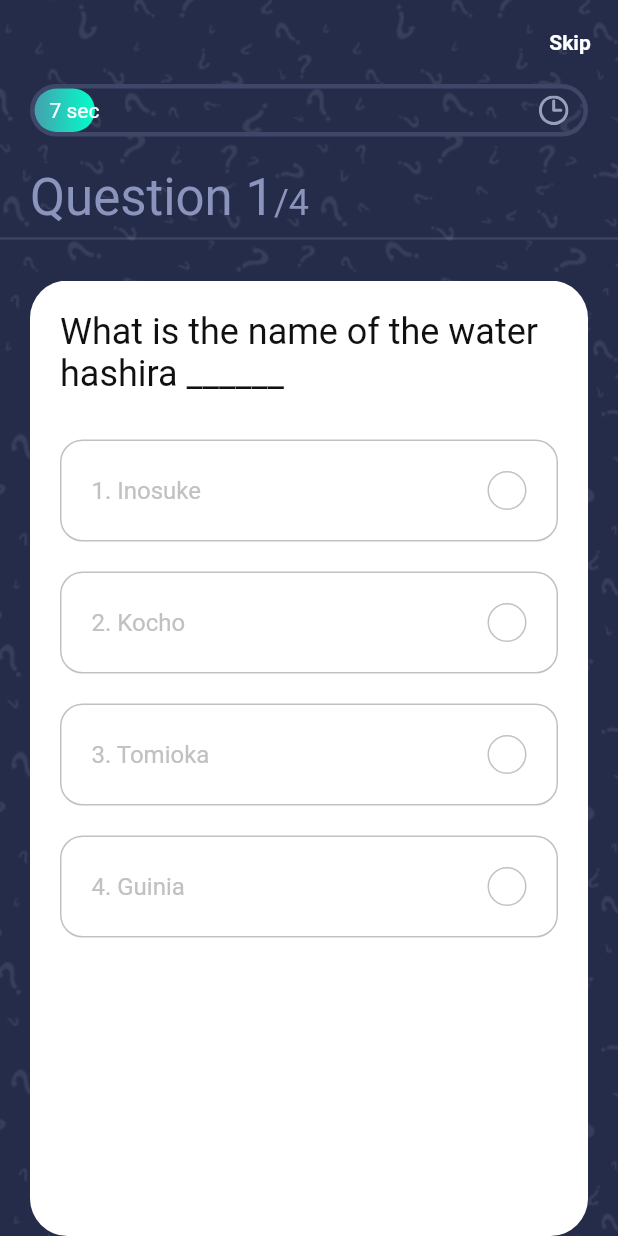
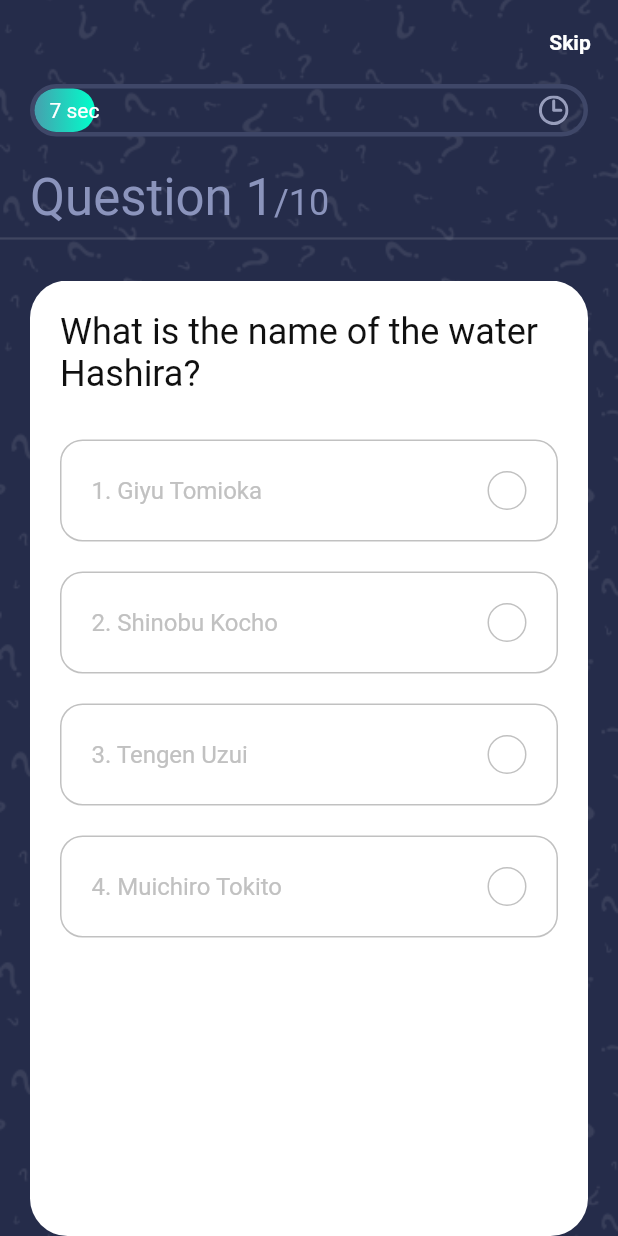
Before and after one commit to AhmedEnnaime/QuizAnime, a Flutter app: the HomePage screen opened by its route, after a tap on "Start Quiz", on a phone screen of 412 x 824 dp. Run offline on Flutter 3.47's test engine with Material 2 defaults, Android fonts, the phone set to English and light mode, and no system bars; our stand-ins replace get, websafe_svg.

Commit message:
feat: :art: added some questions and updated some configuration for huawei

```diff
--- a/lib/controllers/questionController.dart
+++ b/lib/controllers/questionController.dart
@@ -107,7 +107,6 @@ class QuestionController extends GetxController
                 options: question['options'],
                 answer: question['answer_index']))
             .toList();
-        print('Loaded Kimetsu questions: $_questions');
         break;
       case 'Kimetsu':
         _questions = Kimetsu.map((question) => Question(
--- a/lib/questions_options.dart
+++ b/lib/questions_options.dart
@@ -23,15 +23,57 @@ const List OnePiece = [
     "options": ['Moby Dick', 'Oro Jackson', 'Sunny Go', 'Red Force'],
     "answer_index": 1,
   },
+  {
+    "id": 5,
+    "question": "Who is the captain of the Straw Hat Pirates?",
+    "options": ['Roronoa Zoro', 'Nami', 'Usopp', 'Monkey D. Luffy'],
+    "answer_index": 3,
+  },
+  {
+    "id": 6,
+    "question":
+        "What is the name of Zoro's sword that he uses three swords style with?",
+    "options": ['Wado Ichimonji', 'Sandai Kitetsu', 'Shusui', 'Yubashiri'],
+    "answer_index": 0,
+  },
+  {
+    "id": 7,
+    "question": "Who is the archaeologist of the Straw Hat Pirates?",
+    "options": ['Robin', 'Nami', 'Franky', 'Chopper'],
+    "answer_index": 0,
+  },
+  {
+    "id": 8,
+    "question": "What is the name of Sanji's father?",
+    "options": ['Zeff', 'Kizaru', 'Judge', 'Blackbeard'],
+    "answer_index": 2,
+  },
+  {
+    "id": 9,
+    "question": "Who is the musician of the Straw Hat Pirates?",
+    "options": ["Luffy", "Usopp", "Brook", "Chopper"],
+    "answer_index": 2
+  },
+  {
+    "id": 10,
+    "question": "Which pirate crew does Trafalgar Law belong to?",
+    "options": [
+      "Heart Pirates",
+      "Blackbeard Pirates",
+      "Fire Tank Pirates",
+      "Straw Hat Pirates"
+    ],
+    "answer_index": 0
+  }
 ];
 
 const List JJK = [
   {
     "id": 1,
-    "question": "Panda is actually an ______",
+    "question": "Panda is actually an ______.",
     "options": [
-      'irrational being',
-      'A foe of yuji',
+      'Irrational being',
+      'A foe of Yuji',
       'An animal',
       'Cursed corpse'
     ],
@@ -39,85 +81,261 @@ const List JJK = [
   },
   {
     "id": 2,
-    "question": "Yuji swallowed the finger to save ______",
+    "question": "Yuji swallowed the finger to save ______.",
     "options": ['Megumi', 'Nobara', 'Kiyotaka', 'Masamichi'],
     "answer_index": 0,
   },
   {
     "id": 3,
     "question":
-        "The story of the anime revolves around the energy named _______.",
+        "The story of the anime revolves around the energy named ______.",
     "options": [
       'Cursed Energy',
-      'Emersed energy',
-      'Magical energy',
-      'Heat energy'
+      'Emersed Energy',
+      'Magical Energy',
+      'Heat Energy'
     ],
     "answer_index": 0,
   },
   {
     "id": 4,
-    "question": "Can normal humans control Cursed energy in them? ________",
+    "question": "Can normal humans control Cursed energy in them? ______",
     "options": ['Yes', 'No', 'Not sure', 'Probably'],
     "answer_index": 0,
   },
+  {
+    "id": 5,
+    "question": "Who is the main protagonist of Jujutsu Kaisen?",
+    "options": [
+      'Yuji Itadori',
+      'Satoru Gojo',
+      'Megumi Fushiguro',
+      'Nobara Kugisaki'
+    ],
+    "answer_index": 0,
+  },
+  {
+    "id": 6,
+    "question": "What is the name of Megumi Fushiguro's cursed technique?",
+    "options": [
+      'Domain Expansion',
+      'Cursed Manipulation',
+      'Shikigami Summoning',
+      'Ten Shadows Technique'
+    ],
+    "answer_index": 3,
+  },
+  {
+    "id": 7,
+    "question": "Who is the strongest jujutsu sorcerer in Jujutsu Kaisen?",
+    "options": ['Yuji Itadori', 'Satoru Gojo', 'Yuta Okkotsu', 'Panda'],
+    "answer_index": 1,
+  },
+  {
+    "id": 8,
+    "question": "What is the name of the school in Jujutsu Kaisen?",
+    "options": [
+      'Tokyo Metropolitan Magic',
+      'Jujutsu High School',
+      'Kyoto Magic School',
+      'Shibuya Institute'
+    ],
+    "answer_index": 0,
+  },
+  {
+    "id": 9,
+    "question":
+        "Who is the main antagonist of the Kyoto Sister School Exchange Event arc?",
+    "options": ['Mahito', 'Sukuna', 'Kokichi Muta', 'Akari Nitta'],
+    "answer_index": 2,
+  },
+  {
+    "id": 10,
+    "question": "What is the name of Yuji Itadori's cursed technique?",
+    "options": [
+      'Black Flash',
+      'Red: Meteorite',
+      'Divergent Fist',
+      'Domain Expansion'
+    ],
+    "answer_index": 0,
+  },
+  // Add more questions here
 ];
 
 const List Kimetsu = [
   {
     "id": 1,
-    "question": "What is the name of the water hashira ______",
-    "options": ['Inosuke', 'Kocho', 'Tomioka', 'Guinia'],
+    "question": "What is the name of the water Hashira?",
+    "options": [
+      'Giyu Tomioka',
+      'Shinobu Kocho',
+      'Tengen Uzui',
+      'Muichiro Tokito'
+    ],
+    "answer_index": 0,
+  },
+  {
+    "id": 2,
+    "question": "Who is the main protagonist of the series?",
+    "options": [
+      'Tanjiro Kamado',
+      'Zenitsu Agatsuma',
+      'Nezuko Kamado',
+      'Inosuke Hashibira'
+    ],
+    "answer_index": 0,
+  },
+  {
+    "id": 3,
+    "question": "What is the name of Tanjiro's sister who becomes a demon?",
+    "options": ['Nezuko', 'Kanao', 'Mitsuri', 'Tamayo'],
+    "answer_index": 0,
+  },
+  {
+    "id": 4,
+    "question": "Which breathing technique does Zenitsu Agatsuma use?",
+    "options": [
+      'Thunder Breathing',
+      'Water Breathing',
+      'Flame Breathing',
+      'Mist Breathing'
+    ],
+    "answer_index": 0,
+  },
+  {
+    "id": 5,
+    "question": "Who is the main antagonist of the series?",
+    "options": ['Muzan Kibutsuji', 'Akaza', 'Enmu', 'Kokushibo'],
+    "answer_index": 0,
+  },
+  {
+    "id": 6,
+    "question": "What is the name of the Demon Slayer Corps leader?",
+    "options": [
+      'Urokodaki Sakonji',
+      'Giyu Tomioka',
+      'Kagaya Ubuyashiki',
+      'Obanai Iguro'
+    ],
     "answer_index": 2,
   },
   {
-    "id": 2,
-    "question": "Who's the demon that killed tanjiro's family ______",
-    "options": ['Akaza', 'Muzan', 'Doma', 'Rui'],
-    "answer_index": 1,
+    "id": 7,
+    "question": "What is the name of the Hashira with the Insect Breathing?",
+    "options": [
+      'Shinobu Kocho',
+      'Tengen Uzui',
+      'Muichiro Tokito',
+      'Gyomei Himejima'
+    ],
+    "answer_index": 0,
   },
   {
-    "id": 3,
-    "question": "How many brothers and sisters tanjiro has _______.",
-    "options": ['5', '6', '3', '4'],
+    "id": 8,
+    "question": "Which of the following is not one of the Twelve Kizuki?",
+    "options": ['Kokushibo', 'Akaza', 'Enmu', 'Douma'],
     "answer_index": 3,
   },
   {
-    "id": 4,
-    "question": "How many hashira there are in the anime ________",
-    "options": ['9', '6', '7', '8'],
+    "id": 9,
+    "question": "Who is the Hashira of the Stone Pillar?",
+    "options": [
+      'Gyomei Himejima',
+      'Sanemi Shinazugawa',
+      'Giyu Tomioka',
+      'Obanai Iguro'
+    ],
     "answer_index": 0,
+  },
+  {
+    "id": 10,
+    "question": "What is the name of Tanjiro's Nichirin Blade?",
+    "options": [
+      'Black Nichirin Blade',
+      'Water Nichirin Blade',
+      'Sun Nichirin Blade',
+      'Scarlet Nichirin Blade'
+    ],
+    "answer_index": 3,
   },
 ];
 
-const List Naruto = [
+const List<Map<String, dynamic>> Naruto = [
   {
     "id": 1,
-    "question": "Who's the partner of Uchiha itachi in akatsuki ______",
+    "question": "Who is the partner of Uchiha Itachi in Akatsuki?",
     "options": ['Deidara', 'Sasori', 'Orochimaru', 'Kisame'],
     "answer_index": 3,
   },
   {
     "id": 2,
-    "question": "Who became Chunin after the attack on konoha ______",
+    "question": "Who became a Chunin after the attack on Konoha?",
     "options": ['Naruto', 'Shikamaru', 'Sasuke', 'Rock Lee'],
     "answer_index": 1,
   },
   {
     "id": 3,
-    "question": "How many time Naruto passed training with Jiraya _______.",
-    "options": ['1 year', '2 years', '1 year and half', '2 years and half'],
+    "question": "How much time did Naruto train with Jiraiya?",
+    "options": ['1 year', '2 years', '1.5 years', '2.5 years'],
     "answer_index": 3,
   },
   {
     "id": 4,
-    "question": "What was the role of uchicha family in konoha ________",
+    "question": "What was the role of the Uchiha clan in Konoha?",
     "options": [
       'Political relationships',
       'Village protection',
-      'Police of the village',
+      'Police force',
       'Anbu'
     ],
     "answer_index": 2,
   },
+  {
+    "id": 5,
+    "question": "Who is the leader of the Akatsuki organization?",
+    "options": [
+      'Madara Uchiha',
+      'Obito Uchiha',
+      'Nagato (Pain)',
+      'Itachi Uchiha'
+    ],
+    "answer_index": 2,
+  },
+  {
+    "id": 6,
+    "question": "What is Naruto's primary fighting style?",
+    "options": ['Taijutsu', 'Genjutsu', 'Ninjutsu', 'Kenjutsu'],
+    "answer_index": 2,
+  },
+  {
+    "id": 7,
+    "question":
+        "Which of the following is not one of Naruto's signature jutsu?",
+    "options": ['Rasengan', 'Chidori', 'Shadow Clone Jutsu', 'Summoning Jutsu'],
+    "answer_index": 1,
+  },
+  {
+    "id": 8,
+    "question": "Who is Naruto's childhood friend and rival?",
+    "options": [
+      'Sasuke Uchiha',
+      'Shikamaru Nara',
+      'Neji Hyuga',
+      'Kiba Inuzuka'
+    ],
+    "answer_index": 0,
+  },
+  {
+    "id": 9,
+    "question": "What is the name of Naruto's tailed beast?",
+    "options": ['Kurama', 'Shukaku', 'Gyuki', 'Matatabi'],
+    "answer_index": 0,
+  },
+  {
+    "id": 10,
+    "question": "Who is Naruto's sensei in Team 7?",
+    "options": ['Kakashi Hatake', 'Jiraiya', 'Tsunade', 'Orochimaru'],
+    "answer_index": 0,
+  },
 ];
```
Also changed, not shown: 1 other file.
